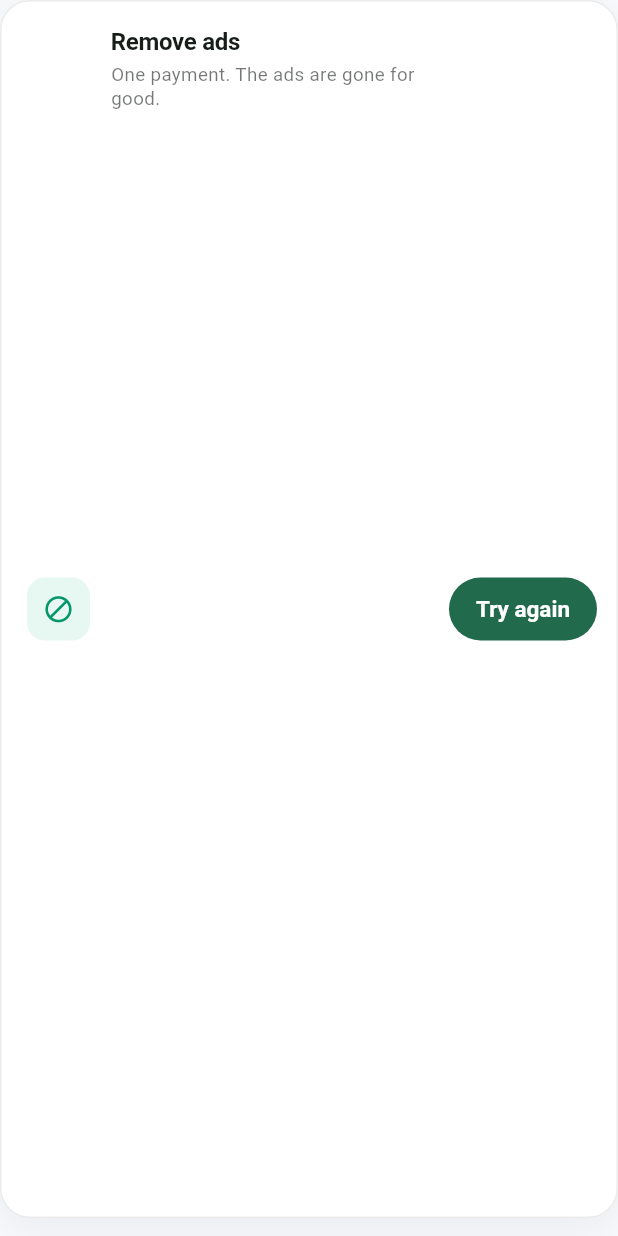
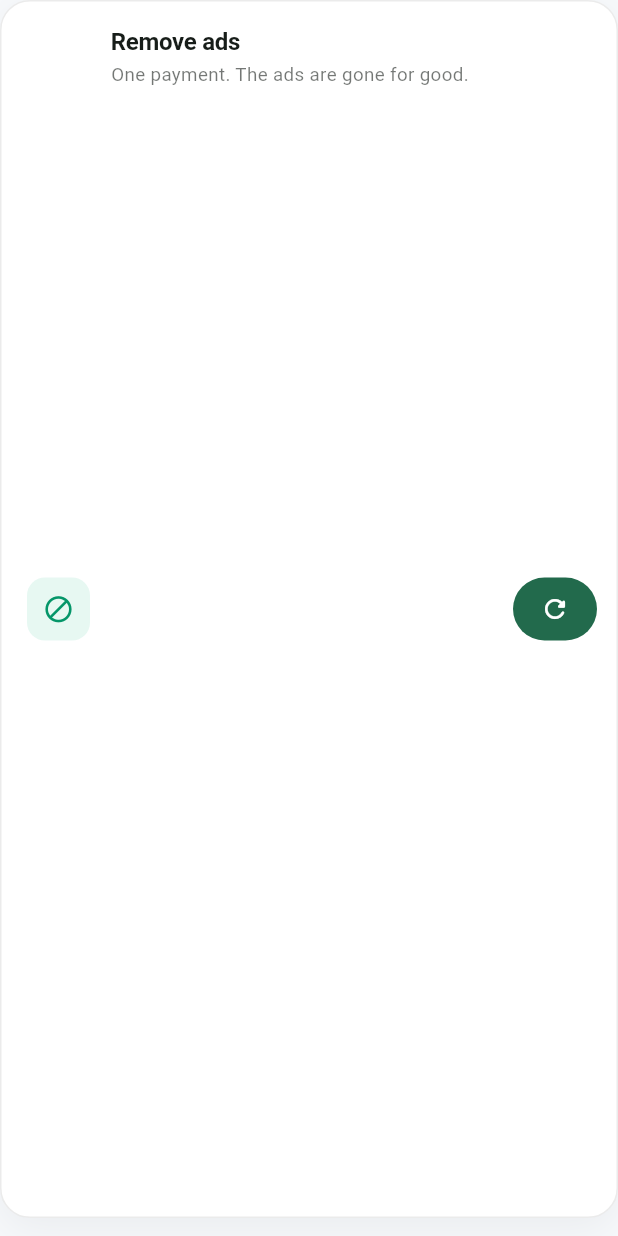
Before and after one commit to eddyjana1999/compound, a Flutter app: the RemoveAdsCard widget shown alone on an empty page, opened directly, on a phone screen of 412 x 824 dp. Run offline on Flutter 3.47's test engine with Material 3 defaults, Android fonts, the phone set to English and light mode, and no system bars; our stand-ins replace fl_chart, flutter_riverpod, google_mobile_ads, in_app_purchase, share_plus, shared_preferences; missing offline and left inert: app_tracking_transparency; accounts and stored records are empty; statements that could not run were skipped.

Commit message:
Size the offer button for a price, not for the retry
The retry state was the word "Try again", which is wider than any price and
becomes "Erneut versuchen" in German - enough to push the card's title onto
three lines on a narrow phone. It is a refresh icon now, with the label kept
as its tooltip.

Also caps the button's width. Some stores return long price strings
("CHF 24.90", "₩29,000") and the title has to keep its room whatever
comes back.

Co-Authored-By: Claude Opus 5 <noreply@anthropic.com>

```diff
--- a/lib/ui/widgets/remove_ads_card.dart
+++ b/lib/ui/widgets/remove_ads_card.dart
@@ -104,6 +104,9 @@ class _RemoveAdsCardState extends ConsumerState<RemoveAdsCard> {
               style: FilledButton.styleFrom(
                 minimumSize: const Size(0, 42),
                 padding: const EdgeInsets.symmetric(horizontal: 18),
+                // Long prices exist — "CHF 24.90", "₩29,000" — and the title
+                // must keep its room whatever the store sends back.
+                maximumSize: const Size(150, 60),
                 shape: RoundedRectangleBorder(
                   borderRadius: BorderRadius.circular(999),
                 ),
@@ -122,7 +125,20 @@ class _RemoveAdsCardState extends ConsumerState<RemoveAdsCard> {
                       ),
                     )
                   : offer == null
-                      ? Text(l10n.tryAgain)
+                      // An icon, not the word. "Try again" is wider than any
+                      // price, and in German it is "Erneut versuchen" — long
+                      // enough to squeeze the title into three lines on a
+                      // narrow phone. The retry is the rare state; the price
+                      // is the normal one, and the button should be sized for
+                      // the price.
+                      ? Tooltip(
+                          message: l10n.tryAgain,
+                          child: Icon(
+                            Icons.refresh_rounded,
+                            size: 20,
+                            color: context.colors.onPrimary,
+                          ),
+                        )
                       // The store's own localised price string. Never
                       // formatted by this app and never a constant.
                       : Text(offer.price, textDirection: TextDirection.ltr),
```
